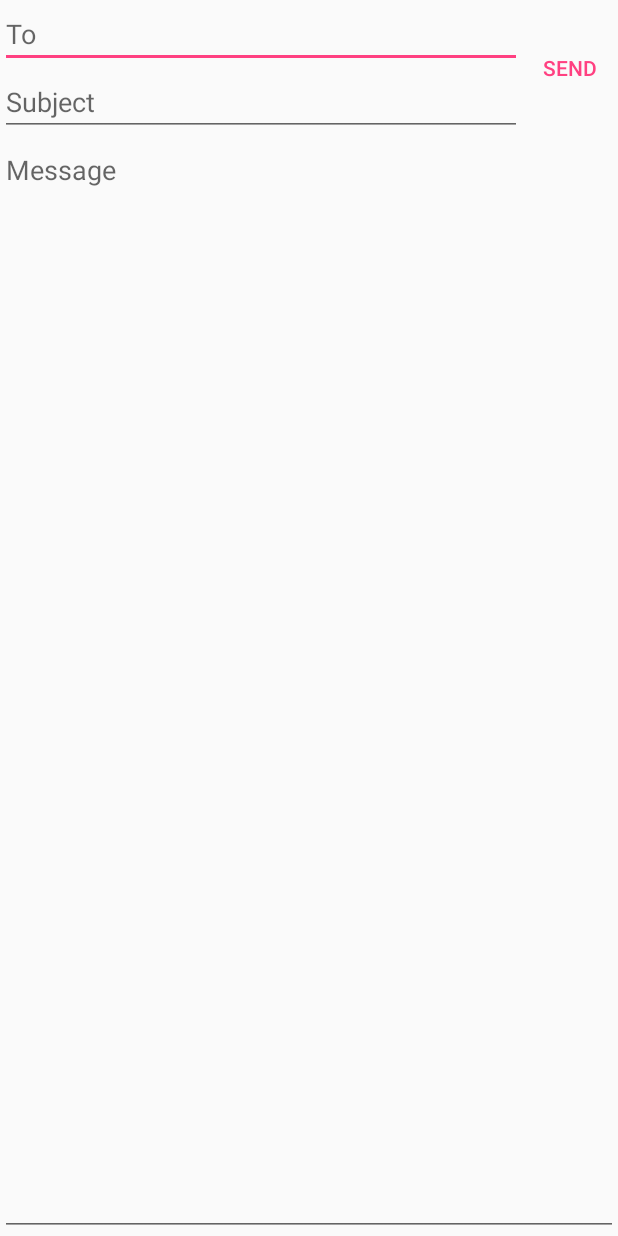
After one commit to luqmanarifin/bebas-sumpah, an Android app: the layout fragment_compose.xml on its own in the app's theme, with its tools: preview values and no code run, on a phone screen of 412 x 824 dp. The commit adds this screen. Run offline under Robolectric (Android 15) with nearby library versions, the phone set to English and light mode, and no system bars.

Commit message:
implemented compose email

```diff
--- /dev/null
+++ b/app/src/main/res/layout/fragment_compose.xml
@@ -0,0 +1,58 @@
+<FrameLayout xmlns:android="http://schemas.android.com/apk/res/android"
+    xmlns:tools="http://schemas.android.com/tools"
+    android:layout_width="match_parent"
+    android:layout_height="fill_parent"
+    tools:context="com.dancinggrass.prophetaria.bebassumpah.ComposeFragment">
+
+    <LinearLayout
+        android:orientation="vertical"
+        android:layout_width="match_parent"
+        android:layout_height="fill_parent"
+        android:weightSum="1">
+
+        <LinearLayout
+            android:orientation="horizontal"
+            android:layout_width="match_parent"
+            android:layout_height="wrap_content">
+
+            <LinearLayout
+                android:orientation="vertical"
+                android:layout_width="0dp"
+                android:layout_weight="1"
+                android:layout_height="wrap_content">
+                <EditText
+                    android:layout_width="match_parent"
+                    android:layout_height="wrap_content"
+                    android:id="@+id/edit_text_recipient"
+                    android:inputType="textEmailAddress"
+                    android:hint="@string/hint_email_recipient"/>
+
+                <EditText
+                    android:layout_width="match_parent"
+                    android:layout_height="wrap_content"
+                    android:id="@+id/edit_text_subject"
+                    android:inputType="textEmailAddress"
+                    android:hint="@string/hint_email_subject"/>
+            </LinearLayout>
+            <Button
+                style="?android:attr/buttonBarButtonStyle"
+                android:id="@+id/button_send"
+                android:layout_width="wrap_content"
+                android:layout_height="wrap_content"
+                android:layout_gravity="center"
+                android:text="@string/button_send" />
+        </LinearLayout>
+
+
+        <EditText
+            android:layout_width="match_parent"
+            android:layout_height="0dp"
+            android:gravity="top"
+            android:layout_weight="1"
+            android:id="@+id/edit_text_message"
+            android:inputType="textEmailAddress|textMultiLine"
+            android:hint="@string/hint_email_content"/>
+
+
+    </LinearLayout>
+</FrameLayout>
--- a/app/src/main/res/layout/fragment_inbox.xml
+++ b/app/src/main/res/layout/fragment_inbox.xml
@@ -1,7 +1,7 @@
 <FrameLayout xmlns:android="http://schemas.android.com/apk/res/android"
     xmlns:tools="http://schemas.android.com/tools"
     android:layout_width="match_parent"
-    android:layout_height="match_parent"
+    android:layout_height="fill_parent"
     tools:context="com.dancinggrass.prophetaria.bebassumpah.InboxFragment">
 
     <LinearLayout
--- a/app/src/main/res/layout/navi.xml
+++ b/app/src/main/res/layout/navi.xml
@@ -1,9 +1,11 @@
 <?xml version="1.0" encoding="utf-8"?>
+
 <FrameLayout xmlns:android="http://schemas.android.com/apk/res/android"
     android:layout_width="match_parent"
-    android:layout_height="wrap_content">
+    android:layout_height="wrap_content"
+    android:layout_alignParentBottom="true">
 
-    <LinearLayout xmlns:android="http://schemas.android.com/apk/res/android"
+    <LinearLayout
         style="?android:attr/buttonBarButtonStyle"
         android:orientation="horizontal"
         android:layout_width="match_parent"
--- a/app/src/main/res/values/strings.xml
+++ b/app/src/main/res/values/strings.xml
@@ -4,10 +4,12 @@
     <string name="android_key">374D2F06-F78E-88D7-FFDF-0AA6B61F3000</string>
     <string name="action_settings">Settings</string>
 
-    <string name="button_sent">Sents</string>
+    <string name="button_sent">Sent</string>
     <string name="button_compose">Compose</string>
     <string name="button_inbox">Inbox</string>
+    <string name="button_send">Send</string>
 
-    <!-- TODO: Remove or change this placeholder text -->
-    <string name="hello_blank_fragment">Hello blank fragment</string>
+    <string name="hint_email_recipient">To</string>
+    <string name="hint_email_subject">Subject</string>
+    <string name="hint_email_content">Message</string>
 </resources>
```
Also changed, not shown: app/src/main/java/com/dancinggrass/prophetaria/bebassumpah/ComposeFragment.java (added, +105 -0 lines), app/src/main/java/com/dancinggrass/prophetaria/bebassumpah/InboxFragment.java (+11 -58 lines), app/src/main/java/com/dancinggrass/prophetaria/bebassumpah/Mail.java (added, +78 -0 lines), app/src/main/java/com/dancinggrass/prophetaria/bebassumpah/MailActivity.java (+48 -10 lines), app/src/main/res/layout/content_mail.xml (+5 -6 lines).
